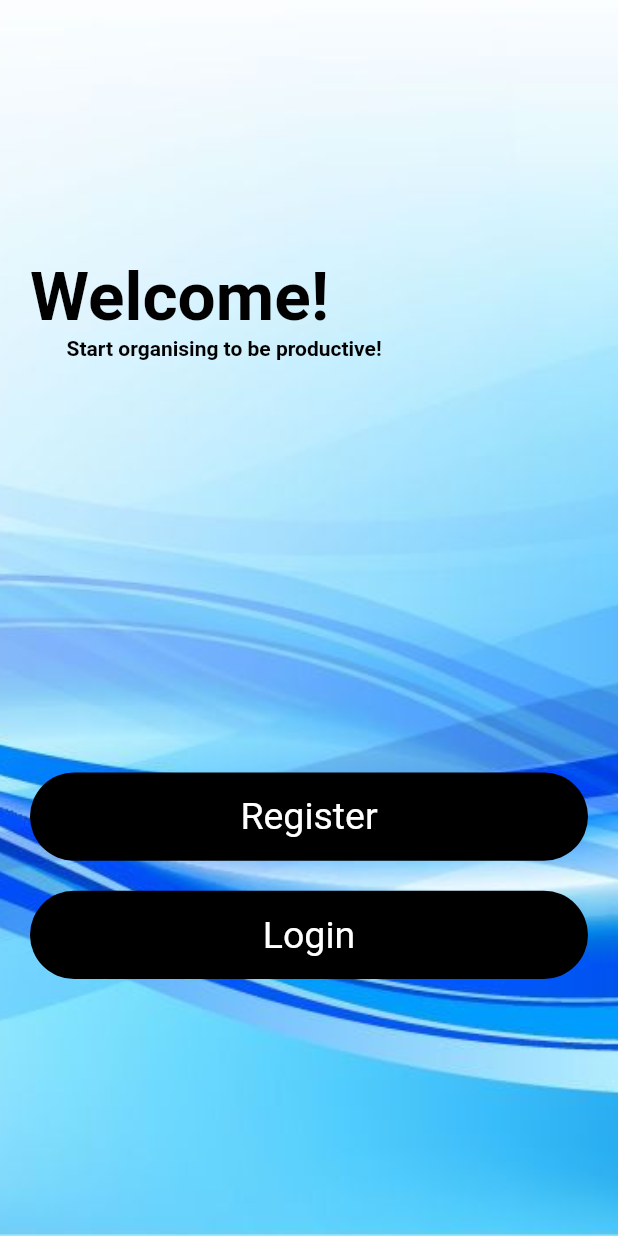
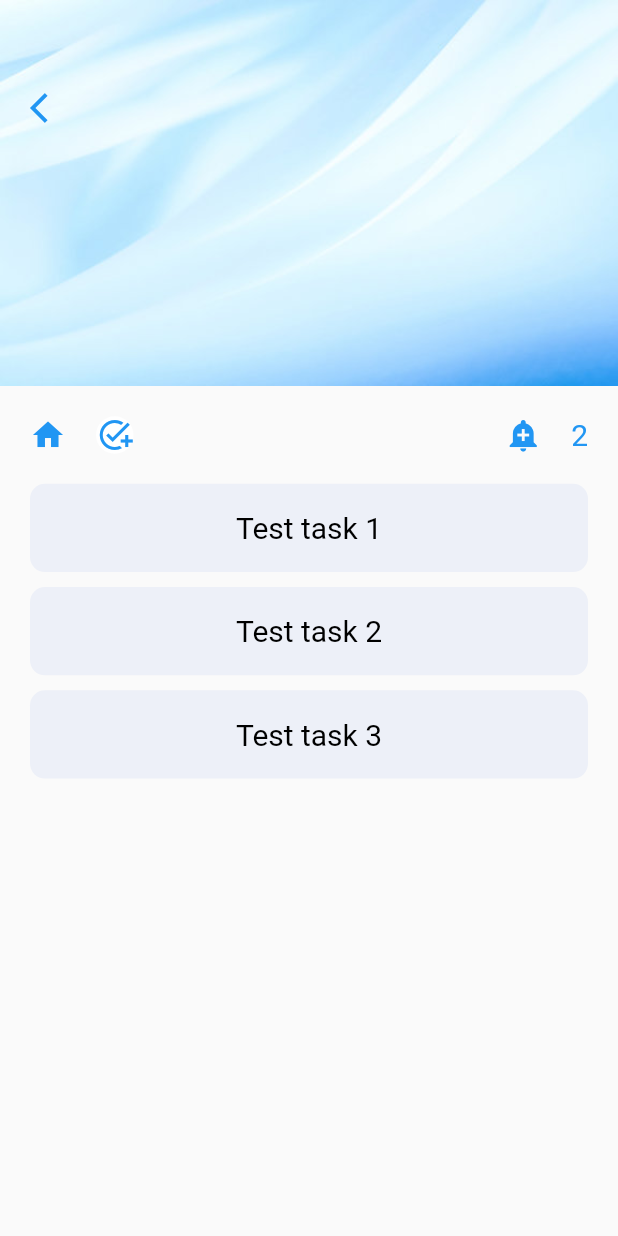
Before and after one commit to deepshikha-s/ToDo, a Flutter app: the screen it shows after launch, on a phone screen of 412 x 824 dp. Run offline on Flutter 3.47's test engine with Material 2 defaults, Android fonts, the phone set to English and light mode, and no system bars.

Commit message:
All Screens UI Ready

```diff
--- a/todo/lib/main.dart
+++ b/todo/lib/main.dart
@@ -1,5 +1,6 @@
 import 'package:flutter/material.dart';
 import 'package:todo/screens/addtask.dart';
+import 'package:todo/screens/displaytask.dart';
 import 'package:todo/screens/homepage.dart';
 import 'package:todo/screens/loginpage.dart';
 
@@ -17,7 +18,7 @@ class MyApp extends StatelessWidget {
       theme: ThemeData(
         primarySwatch: Colors.blue,
       ),
-      home: const LoginPage(),
+      home: const DisplayTasks(),
     );
   }
 }
--- /dev/null
+++ b/todo/lib/screens/displaytask.dart
@@ -0,0 +1,91 @@
+import 'package:flutter/material.dart';
+import 'package:todo/widgets/task_widget.dart';
+
+class DisplayTasks extends StatelessWidget {
+  const DisplayTasks({Key? key}) : super(key: key);
+
+  @override
+  Widget build(BuildContext context) {
+    List myData = [
+      "Test task 1",
+      "Test task 2",
+      "Test task 3",
+    ];
+    return Scaffold(
+      body: Column(
+        children: [
+          Container(
+            padding: const EdgeInsets.only(left: 20, top: 60),
+            alignment: Alignment.topLeft,
+            child: const Icon(
+              Icons.arrow_back_ios,
+              color: Colors.blue,
+            ),
+            width: double.maxFinite,
+            height: MediaQuery.of(context).size.height / 3.2,
+            decoration: const BoxDecoration(
+                image: DecorationImage(
+                    fit: BoxFit.cover,
+                    image: AssetImage("assets/backgroundaddtask.jpg"))),
+          ),
+          Container(
+            padding:
+                const EdgeInsets.only(left: 20, right: 20, top: 20, bottom: 20),
+            child: Row(
+              children: [
+                const Icon(
+                  Icons.home,
+                  color: Colors.blue,
+                ),
+                const SizedBox(
+                  width: 20,
+                ),
+                Container(
+                  width: 25,
+                  height: 25,
+                  decoration: BoxDecoration(
+                    borderRadius: BorderRadius.circular(12.5),
+                    color: Colors.white,
+                  ),
+                  child: const Icon(
+                    Icons.add_task,
+                    color: Colors.blue,
+                  ),
+                ),
+                Expanded(child: Container()),
+                const Icon(
+                  Icons.add_alert,
+                  color: Colors.blue,
+                ),
+                const SizedBox(
+                  width: 20,
+                ),
+                const Text(
+                  "2",
+                  style: TextStyle(
+                    fontSize: 20,
+                    color: Colors.blue,
+                  ),
+                )
+              ],
+            ),
+          ),
+          Flexible(
+            child: ListView.builder(
+                itemCount: myData.length,
+                itemBuilder: (context, index) {
+                  return Container(
+                    margin: const EdgeInsets.only(
+                      left: 20,
+                      right: 20,
+                      bottom: 10,
+                    ),
+                    child: TaskWidget(text: myData[index], color: Colors.black),
+                  );
+                }),
+          )
+        ],
+      ),
+    );
+  }
+}
--- /dev/null
+++ b/todo/lib/widgets/task_widget.dart
@@ -0,0 +1,29 @@
+import 'package:flutter/material.dart';
+
+class TaskWidget extends StatelessWidget {
+  final String text;
+  final Color color;
+  const TaskWidget({Key? key, required this.text, required this.color})
+      : super(key: key);
+
+  @override
+  Widget build(BuildContext context) {
+    return Container(
+      width: double.maxFinite,
+      height: MediaQuery.of(context).size.height / 14,
+      decoration: BoxDecoration(
+        color: const Color(0xFFedf0f8),
+        borderRadius: BorderRadius.circular(10),
+      ),
+      child: Center(
+        child: Text(
+          text,
+          style: TextStyle(
+            fontSize: 20,
+            color: color,
+          ),
+        ),
+      ),
+    );
+  }
+}
```
